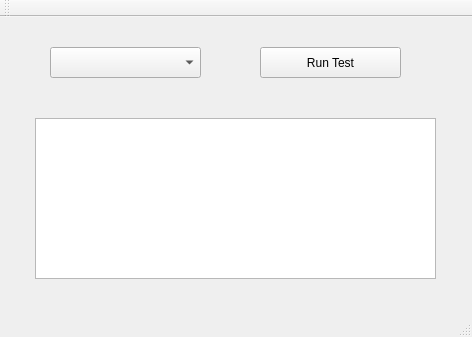
This is TAEval/TAEvalClient/mainwindow.ui in Ottawagunner/Comp3004-TAEval as Qt 5 draws it before an edit. The edited form follows.
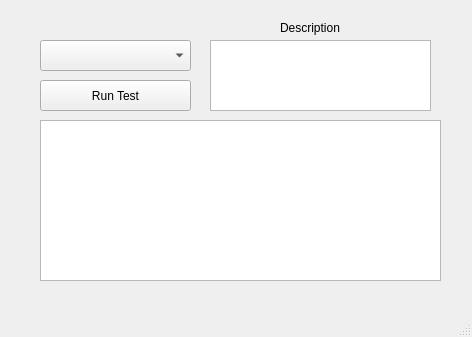
This is the edited form.

Commit message: Updated the UI to include a descriptions box. Will fill in descriptions when functionality is implemented

Diff of the .ui file:
```diff
--- a/TAEval/TAEvalClient/mainwindow.ui
+++ b/TAEval/TAEvalClient/mainwindow.ui
@@ -17,8 +17,8 @@
    <widget class="QComboBox" name="selectTestOption">
     <property name="geometry">
      <rect>
-      <x>50</x>
-      <y>30</y>
+      <x>40</x>
+      <y>40</y>
       <width>151</width>
       <height>31</height>
      </rect>
@@ -27,9 +27,9 @@
    <widget class="QPushButton" name="runTestButton">
     <property name="geometry">
      <rect>
-      <x>260</x>
-      <y>30</y>
-      <width>141</width>
+      <x>40</x>
+      <y>80</y>
+      <width>151</width>
       <height>31</height>
      </rect>
     </property>
@@ -40,13 +40,36 @@
    <widget class="QTextBrowser" name="textBrowser">
     <property name="geometry">
      <rect>
-      <x>35</x>
-      <y>101</y>
+      <x>40</x>
+      <y>120</y>
       <width>401</width>
       <height>161</height>
      </rect>
     </property>
    </widget>
+   <widget class="QTextBrowser" name="description">
+    <property name="geometry">
+     <rect>
+      <x>210</x>
+      <y>40</y>
+      <width>221</width>
+      <height>71</height>
+     </rect>
+    </property>
+   </widget>
+   <widget class="QLabel" name="label">
+    <property name="geometry">
+     <rect>
+      <x>280</x>
+      <y>20</y>
+      <width>71</width>
+      <height>16</height>
+     </rect>
+    </property>
+    <property name="text">
+     <string>Description</string>
+    </property>
+   </widget>
   </widget>
   <widget class="QMenuBar" name="menuBar">
    <property name="geometry">
@@ -58,14 +81,6 @@
     </rect>
    </property>
   </widget>
-  <widget class="QToolBar" name="mainToolBar">
-   <attribute name="toolBarArea">
-    <enum>TopToolBarArea</enum>
-   </attribute>
-   <attribute name="toolBarBreak">
-    <bool>false</bool>
-   </attribute>
-  </widget>
   <widget class="QStatusBar" name="statusBar"/>
  </widget>
  <layoutdefault spacing="6" margin="11"/>
```
The commit also changes 2 other files.
